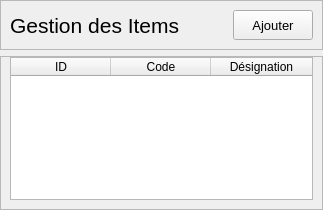
First picture: the form in 3rd project/ui/Item/List.ui, repository aitemrar-younes/PyQt_learning, before the edit.
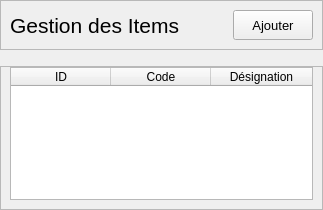
Second picture: the form after the edit.

Diff of the .ui file:
```diff
--- a/3rd project/ui/Item/List.ui
+++ b/3rd project/ui/Item/List.ui
@@ -29,6 +29,52 @@
    <property name="bottomMargin">
     <number>0</number>
    </property>
+   <item row="2" column="0">
+    <widget class="QFrame" name="frame_2">
+     <property name="cursor">
+      <cursorShape>PointingHandCursor</cursorShape>
+     </property>
+     <property name="frameShape">
+      <enum>QFrame::StyledPanel</enum>
+     </property>
+     <property name="frameShadow">
+      <enum>QFrame::Raised</enum>
+     </property>
+     <layout class="QGridLayout" name="gridLayout">
+      <property name="topMargin">
+       <number>0</number>
+      </property>
+      <item row="0" column="0">
+       <widget class="QTableWidget" name="tableWidget">
+        <property name="editTriggers">
+         <set>QAbstractItemView::NoEditTriggers</set>
+        </property>
+        <attribute name="horizontalHeaderStretchLastSection">
+         <bool>true</bool>
+        </attribute>
+        <attribute name="verticalHeaderMinimumSectionSize">
+         <number>40</number>
+        </attribute>
+        <column>
+         <property name="text">
+          <string>ID</string>
+         </property>
+        </column>
+        <column>
+         <property name="text">
+          <string>Code</string>
+         </property>
+        </column>
+        <column>
+         <property name="text">
+          <string>Désignation</string>
+         </property>
+        </column>
+       </widget>
+      </item>
+     </layout>
+    </widget>
+   </item>
    <item row="0" column="0">
     <widget class="QFrame" name="frame">
      <property name="styleSheet">
@@ -109,50 +155,20 @@
     </widget>
    </item>
    <item row="1" column="0">
-    <widget class="QFrame" name="frame_2">
-     <property name="cursor">
-      <cursorShape>PointingHandCursor</cursorShape>
+    <spacer name="verticalSpacer">
+     <property name="orientation">
+      <enum>Qt::Vertical</enum>
      </property>
-     <property name="frameShape">
-      <enum>QFrame::StyledPanel</enum>
+     <property name="sizeType">
+      <enum>QSizePolicy::Fixed</enum>
      </property>
-     <property name="frameShadow">
-      <enum>QFrame::Raised</enum>
+     <property name="sizeHint" stdset="0">
+      <size>
+       <width>20</width>
+       <height>10</height>
+      </size>
      </property>
-     <layout class="QGridLayout" name="gridLayout">
-      <property name="topMargin">
-       <number>0</number>
-      </property>
-      <item row="0" column="0">
-       <widget class="QTableWidget" name="tableWidget">
-        <property name="editTriggers">
-         <set>QAbstractItemView::NoEditTriggers</set>
-        </property>
-        <attribute name="horizontalHeaderStretchLastSection">
-         <bool>true</bool>
-        </attribute>
-        <attribute name="verticalHeaderMinimumSectionSize">
-         <number>40</number>
-        </attribute>
-        <column>
-         <property name="text">
-          <string>ID</string>
-         </property>
-        </column>
-        <column>
-         <property name="text">
-          <string>Code</string>
-         </property>
-        </column>
-        <column>
-         <property name="text">
-          <string>Désignation</string>
-         </property>
-        </column>
-       </widget>
-      </item>
-     </layout>
-    </widget>
+    </spacer>
    </item>
   </layout>
  </widget>
```
Left out of the diff: 2 changed lines with no effect on the pictures.
